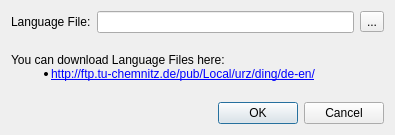
Qt form dictionary/SettingsDing.ui (nsams/vocablecoach) before a commit.
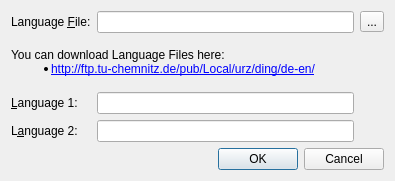
The same form after that commit.

Commit message: finished issue 21: Ding Settings

Diff of the .ui file:
```diff
--- a/dictionary/SettingsDing.ui
+++ b/dictionary/SettingsDing.ui
@@ -6,7 +6,7 @@
     <x>0</x>
     <y>0</y>
     <width>395</width>
-    <height>135</height>
+    <height>181</height>
    </rect>
   </property>
   <property name="windowTitle" >
@@ -16,7 +16,10 @@
    <item row="0" column="0" >
     <widget class="QLabel" name="label" >
      <property name="text" >
-      <string>Language File:</string>
+      <string>Language &amp;File:</string>
+     </property>
+     <property name="buddy" >
+      <cstring>fileNameLineEdit</cstring>
      </property>
     </widget>
    </item>
@@ -30,7 +33,7 @@
      </property>
     </widget>
    </item>
-   <item row="2" column="0" colspan="3" >
+   <item row="4" column="0" colspan="3" >
     <widget class="QDialogButtonBox" name="buttonBox" >
      <property name="orientation" >
       <enum>Qt::Horizontal</enum>
@@ -53,6 +56,32 @@
      </property>
     </widget>
    </item>
+   <item row="2" column="0" >
+    <widget class="QLabel" name="label_3" >
+     <property name="text" >
+      <string>&amp;Language 1:</string>
+     </property>
+     <property name="buddy" >
+      <cstring>language1LineEdit</cstring>
+     </property>
+    </widget>
+   </item>
+   <item row="3" column="0" >
+    <widget class="QLabel" name="label_4" >
+     <property name="text" >
+      <string>L&amp;anguage 2:</string>
+     </property>
+     <property name="buddy" >
+      <cstring>language2LineEdit</cstring>
+     </property>
+    </widget>
+   </item>
+   <item row="2" column="1" >
+    <widget class="QLineEdit" name="language1LineEdit" />
+   </item>
+   <item row="3" column="1" >
+    <widget class="QLineEdit" name="language2LineEdit" />
+   </item>
   </layout>
  </widget>
  <resources/>
```
Left out of the diff: 12 changed lines with no effect on the pictures. The commit also changes 1 other file.
